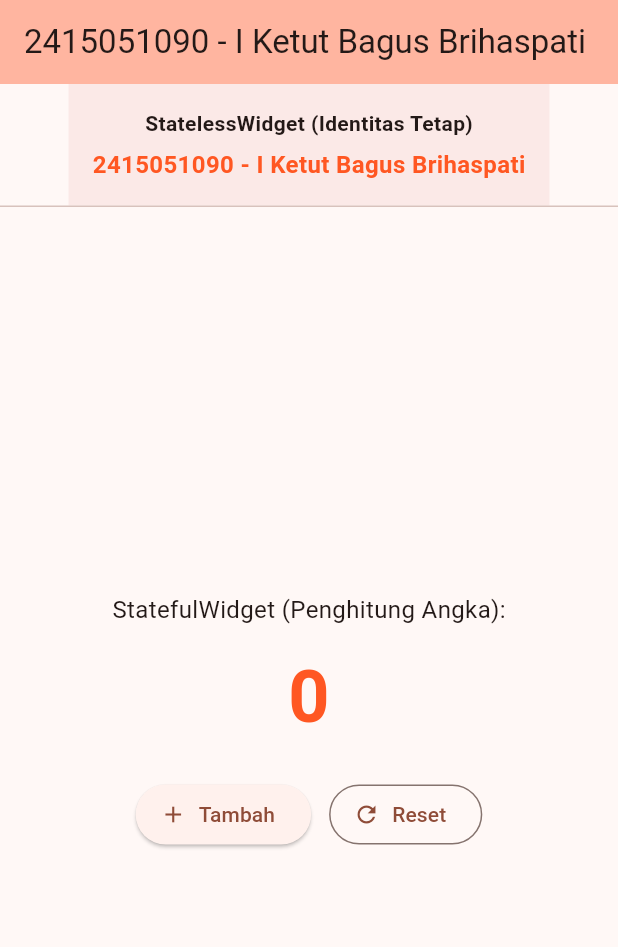
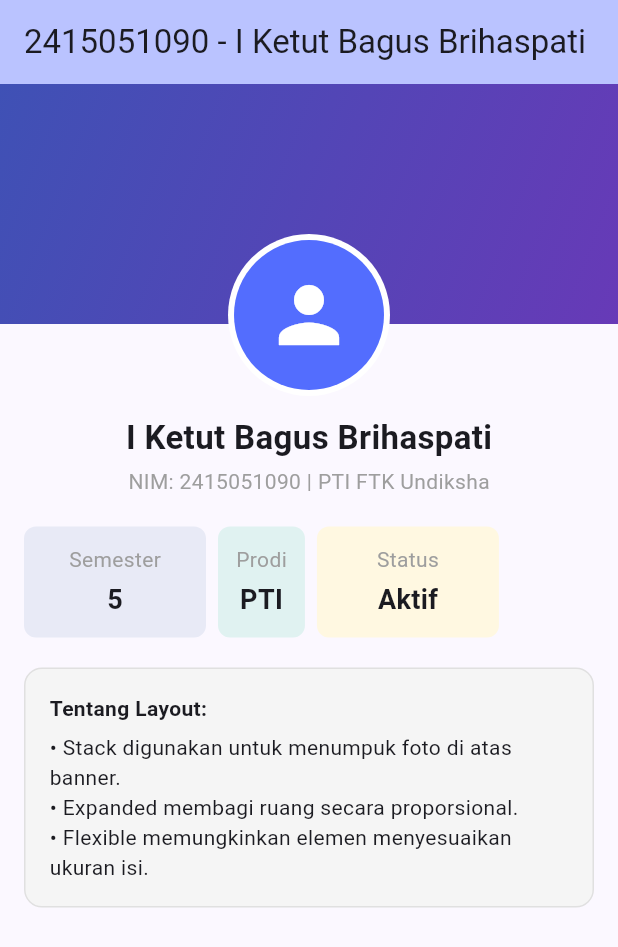
Before and after one commit to bagusbrihaspati/mobile-praktikum., a Flutter app: the screen it shows after launch, on a phone screen of 412 x 824 dp. Shown: the top 947 px of the screen. Run offline on Flutter 3.47's test engine with Material 3 defaults, Android fonts, the phone set to English and light mode, and no system bars.

Commit message:
Tahap 6: Menyusun layout kompleks menggunakan Stack, Row, Column, Expanded, dan Flexible

```diff
--- a/flutter_ui_fundamentals/lib/main.dart
+++ b/flutter_ui_fundamentals/lib/main.dart
@@ -10,72 +10,19 @@ class MyApp extends StatelessWidget {
   @override
   Widget build(BuildContext context) {
     return MaterialApp(
-      title: 'Tahap 5 - Stateless vs Stateful',
+      title: 'Tahap 6 - Complex Layouting',
       debugShowCheckedModeBanner: false,
       theme: ThemeData(
-        colorScheme: ColorScheme.fromSeed(seedColor: Colors.deepOrange),
+        colorScheme: ColorScheme.fromSeed(seedColor: Colors.indigo),
         useMaterial3: true,
       ),
-      home: const CounterPage(),
+      home: const ProfileLayoutPage(),
     );
   }
 }
 
-// 1. STATELESS WIDGET (Tampilan Statis Header Identitas)
-class IdentityHeader extends StatelessWidget {
-  final String name;
-  final String nim;
-
-  const IdentityHeader({
-    super.key,
-    required this.name,
-    required this.nim,
-  });
-
-  @override
-  Widget build(BuildContext context) {
-    return Container(
-      padding: const EdgeInsets.all(16.0),
-      color: Colors.deepOrange.shade50,
-      child: Column(
-        children: [
-          const Text(
-            'StatelessWidget (Identitas Tetap)',
-            style: TextStyle(fontWeight: FontWeight.bold, fontSize: 14),
-          ),
-          const SizedBox(height: 6),
-          Text(
-            '$nim - $name',
-            style: const TextStyle(fontSize: 16, fontWeight: FontWeight.bold, color: Colors.deepOrange),
-          ),
-        ],
-      ),
-    );
-  }
-}
-
-// 2. STATEFUL WIDGET (Tampilan Dinamis Counter)
-class CounterPage extends StatefulWidget {
-  const CounterPage({super.key});
-
-  @override
-  State<CounterPage> createState() => _CounterPageState();
-}
-
-class _CounterPageState extends State<CounterPage> {
-  int _counter = 0;
-
-  void _incrementCounter() {
-    setState(() {
-      _counter++;
-    });
-  }
-
-  void _resetCounter() {
-    setState(() {
-      _counter = 0;
-    });
-  }
+class ProfileLayoutPage extends StatelessWidget {
+  const ProfileLayoutPage({super.key});
 
   @override
   Widget build(BuildContext context) {
@@ -84,52 +31,147 @@ class _CounterPageState extends State<CounterPage> {
         title: const Text('2415051090 - I Ketut Bagus Brihaspati'),
         backgroundColor: Theme.of(context).colorScheme.inversePrimary,
       ),
-      body: Column(
-        children: [
-          // Panggil Stateless Widget
-          const IdentityHeader(
-            name: 'I Ketut Bagus Brihaspati',
-            nim: '2415051090',
-          ),
-          const Divider(height: 1),
+      body: SingleChildScrollView(
+        child: Column(
+          children: [
+            // 1. STACK: Sampul Header & Foto Profil Melayang
+            Stack(
+              clipBehavior: Clip.none,
+              alignment: Alignment.bottomCenter,
+              children: [
+                // Banner Background
+                Container(
+                  height: 160,
+                  width: double.infinity,
+                  decoration: const BoxDecoration(
+                    gradient: LinearGradient(
+                      colors: [Colors.indigo, Colors.deepPurple],
+                      begin: Alignment.topLeft,
+                      end: Alignment.bottomRight,
+                    ),
+                  ),
+                ),
+                // Avatar Profil Melayang
+                Positioned(
+                  top: 100,
+                  child: Container(
+                    padding: const EdgeInsets.all(4),
+                    decoration: const BoxDecoration(
+                      color: Colors.white,
+                      shape: BoxShape.circle,
+                    ),
+                    child: const CircleAvatar(
+                      radius: 50,
+                      backgroundColor: Colors.indigoAccent,
+                      child: Icon(Icons.person, size: 60, color: Colors.white),
+                    ),
+                  ),
+                ),
+              ],
+            ),
+            const SizedBox(height: 60),
 
-          // Bagian Stateful (Dinamis)
-          Expanded(
-            child: Center(
-              child: Column(
-                mainAxisAlignment: MainAxisAlignment.center,
+            // 2. COLUMN & TEXT: Nama & NIM
+            const Text(
+              'I Ketut Bagus Brihaspati',
+              style: TextStyle(fontSize: 22, fontWeight: FontWeight.bold),
+            ),
+            const SizedBox(height: 4),
+            const Text(
+              'NIM: 2415051090 | PTI FTK Undiksha',
+              style: TextStyle(color: Colors.grey, fontSize: 14),
+            ),
+            const SizedBox(height: 20),
+
+            // 3. ROW, EXPANDED, & FLEXIBLE: Statistik Profil
+            Padding(
+              padding: const EdgeInsets.symmetric(horizontal: 16.0),
+              child: Row(
                 children: [
-                  const Text(
-                    'StatefulWidget (Penghitung Angka):',
-                    style: TextStyle(fontSize: 16),
+                  // Expanded Card
+                  Expanded(
+                    child: Container(
+                      padding: const EdgeInsets.all(12),
+                      decoration: BoxDecoration(
+                        color: Colors.indigo.shade50,
+                        borderRadius: BorderRadius.circular(8),
+                      ),
+                      child: Column(
+                        children: const [
+                          Text('Semester', style: TextStyle(color: Colors.grey)),
+                          SizedBox(height: 4),
+                          Text('5', style: TextStyle(fontSize: 18, fontWeight: FontWeight.bold)),
+                        ],
+                      ),
+                    ),
                   ),
-                  const SizedBox(height: 12),
-                  Text(
-                    '$_counter',
-                    style: const TextStyle(fontSize: 48, fontWeight: FontWeight.bold, color: Colors.deepOrange),
+                  const SizedBox(width: 8),
+
+                  // Flexible Card (Mengikuti Konten)
+                  Flexible(
+                    flex: 1,
+                    child: Container(
+                      padding: const EdgeInsets.all(12),
+                      decoration: BoxDecoration(
+                        color: Colors.teal.shade50,
+                        borderRadius: BorderRadius.circular(8),
+                      ),
+                      child: Column(
+                        children: const [
+                          Text('Prodi', style: TextStyle(color: Colors.grey)),
+                          SizedBox(height: 4),
+                          Text('PTI', style: TextStyle(fontSize: 18, fontWeight: FontWeight.bold)),
+                        ],
+                      ),
+                    ),
                   ),
-                  const SizedBox(height: 20),
-                  Row(
-                    mainAxisAlignment: MainAxisAlignment.center,
-                    children: [
-                      ElevatedButton.icon(
-                        onPressed: _incrementCounter,
-                        icon: const Icon(Icons.add),
-                        label: const Text('Tambah'),
+                  const SizedBox(width: 8),
+
+                  // Expanded Card
+                  Expanded(
+                    child: Container(
+                      padding: const EdgeInsets.all(12),
+                      decoration: BoxDecoration(
+                        color: Colors.amber.shade50,
+                        borderRadius: BorderRadius.circular(8),
                       ),
-                      const SizedBox(width: 12),
-                      OutlinedButton.icon(
-                        onPressed: _resetCounter,
-                        icon: const Icon(Icons.refresh),
-                        label: const Text('Reset'),
+                      child: Column(
+                        children: const [
+                          Text('Status', style: TextStyle(color: Colors.grey)),
+                          SizedBox(height: 4),
+                          Text('Aktif', style: TextStyle(fontSize: 18, fontWeight: FontWeight.bold)),
+                        ],
                       ),
-                    ],
+                    ),
                   ),
                 ],
               ),
             ),
-          ),
-        ],
+            const SizedBox(height: 20),
+
+            // 4. CONTAINER: Kartu Info Detail
+            Container(
+              margin: const EdgeInsets.symmetric(horizontal: 16.0),
+              padding: const EdgeInsets.all(16.0),
+              decoration: BoxDecoration(
+                color: Colors.grey.shade100,
+                borderRadius: BorderRadius.circular(12),
+                border: Border.all(color: Colors.grey.shade300),
+              ),
+              child: Column(
+                crossAxisAlignment: CrossAxisAlignment.start,
+                children: const [
+                  Text('Tentang Layout:', style: TextStyle(fontWeight: FontWeight.bold)),
+                  SizedBox(height: 6),
+                  Text('• Stack digunakan untuk menumpuk foto di atas banner.'),
+                  Text('• Expanded membagi ruang secara proporsional.'),
+                  Text('• Flexible memungkinkan elemen menyesuaikan ukuran isi.'),
+                ],
+              ),
+            ),
+            const SizedBox(height: 20),
+          ],
+        ),
       ),
     );
   }
```
